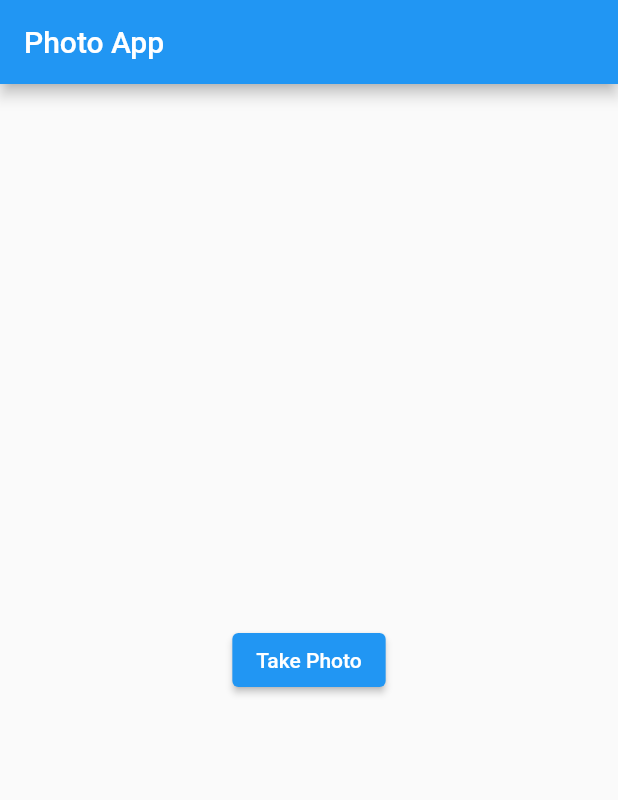
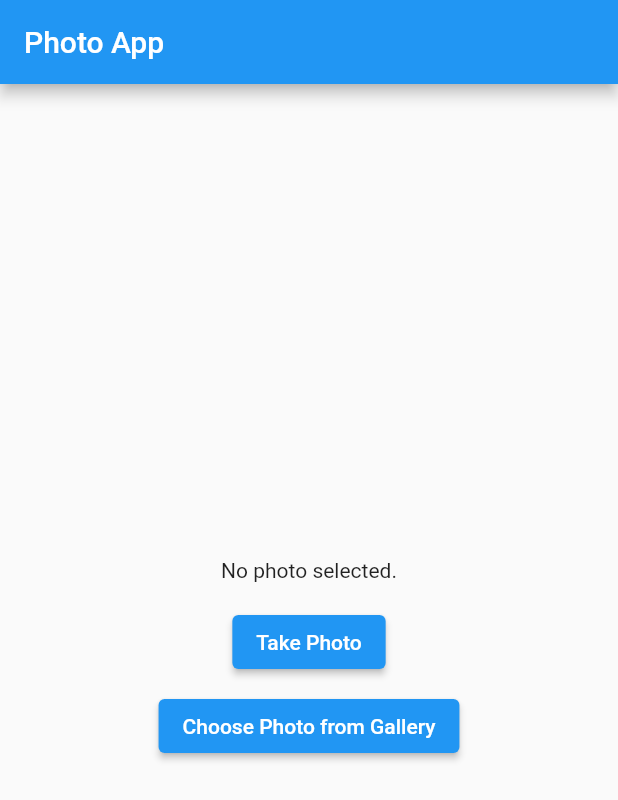
Before and after one commit to YutaFujii0/cocktail_colorizer, a Flutter app: the screen it shows after launch, after a tap on "Take Photo", on a phone screen of 412 x 824 dp. Shown: the top 800 px of the screen. Run offline on Flutter 3.47's test engine with Material 2 defaults, Android fonts, the phone set to English and light mode, and no system bars; our stand-ins replace image_picker.

Commit message:
Add flow of choosing photo

```diff
--- a/lib/main.dart
+++ b/lib/main.dart
@@ -1,7 +1,7 @@
+import 'dart:io';
 import 'package:flutter/material.dart';
 import 'package:image_picker/image_picker.dart';
 import 'photo_manager.dart';
-
 
 void main() {
   runApp(CocktailColorizerApp());
@@ -11,29 +11,62 @@ class CocktailColorizerApp extends StatelessWidget {
   @override
   Widget build(BuildContext context) {
     return MaterialApp(
-      home: Scaffold(
-        appBar: AppBar(title: Text('Photo App')),
-        body: Center(child: TakePhotoButton()),
+      home: HomePage(),
+    );
+  }
+}
+
+class HomePage extends StatefulWidget {
+  @override
+  _HomePageState createState() => _HomePageState();
+}
+
+class _HomePageState extends State<HomePage> {
+  final PhotoManager _photoManager = PhotoManager();
+  XFile? _photo;
+
+  Future<void> _takePhoto() async {
+    XFile? photo = await _photoManager.takePhoto();
+    if (photo != null) {
+      setState(() {
+        _photo = photo;
+      });
+    }
+  }
+
+  Future<void> _choosePhotoFromGallery() async {
+    XFile? photo = await _photoManager.pickImageFromGallery();
+    if (photo != null) {
+      setState(() {
+        _photo = photo;
+      });
+    }
+  }
+
+  @override
+  Widget build(BuildContext context) {
+    return Scaffold(
+      appBar: AppBar(title: Text('Photo App')),
+      body: Center(
+        child: Column(
+          mainAxisAlignment: MainAxisAlignment.center,
+          children: [
+            _photo != null
+                ? Image.file(File(_photo!.path))
+                : Text('No photo selected.'),
+            SizedBox(height: 16),
+            ElevatedButton(
+              onPressed: _takePhoto,
+              child: Text('Take Photo'),
+            ),
+            SizedBox(height: 8),
+            ElevatedButton(
+              onPressed: _choosePhotoFromGallery,
+              child: Text('Choose Photo from Gallery'),
+            ),
+          ],
+        ),
       ),
     );
   }
 }
-
-class TakePhotoButton extends StatelessWidget {
-  final PhotoManager _photoManager = PhotoManager();
-
-  @override
-  Widget build(BuildContext context) {
-    return ElevatedButton(
-      onPressed: () async {
-        XFile? photo = await _photoManager.takePhoto();
-        if (photo != null) {
-          // Handle the photo, e.g., display it or process it
-          print('Photo path: ${photo.path}');
-          // You can use a callback or a separate function to handle the photo
-        }
-      },
-      child: Text('Take Photo'),
-    );
-  }
-}
```
